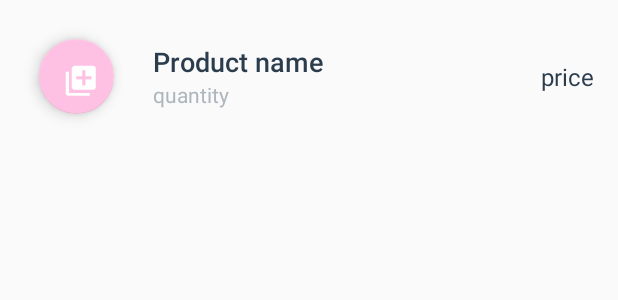
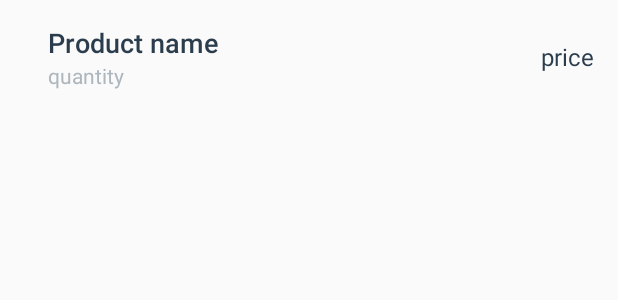
Before and after one commit to luyanez/Inventory_App_Stage_2, an Android app: the layout list_item.xml on its own in the app's theme, with its tools: preview values and no code run, on a phone screen of 412 x 824 dp. Shown: the top 300 px of the screen. Run offline under Robolectric (Android 15) with nearby library versions, the phone set to English and light mode, and no system bars.

Commit message:
delete fab in list_item.xml

```diff
--- a/app/src/main/res/layout/list_item.xml
+++ b/app/src/main/res/layout/list_item.xml
@@ -19,14 +19,6 @@
     android:orientation="horizontal"
     android:padding="@dimen/activity_margin">
 
-    <android.support.design.widget.FloatingActionButton
-        android:id="@+id/fab2"
-        android:layout_width="@dimen/fab2_dim"
-        android:layout_height="@dimen/fab2_dim"
-        android:layout_alignParentBottom="true"
-        android:layout_alignParentRight="true"
-        android:layout_margin="@dimen/fab2_margin"
-        tools:src="@drawable/ic_add_product_icon"/>
 
     <LinearLayout
         android:layout_width="0dp"
```
